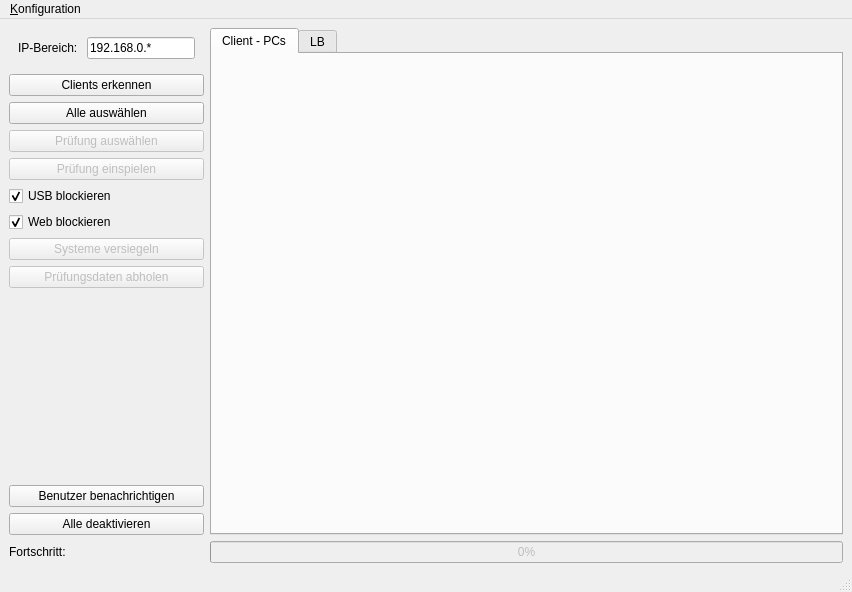
First picture: the form in ui/Ui_MainWindow.ui, repository greenorca/ECMan, before the edit.
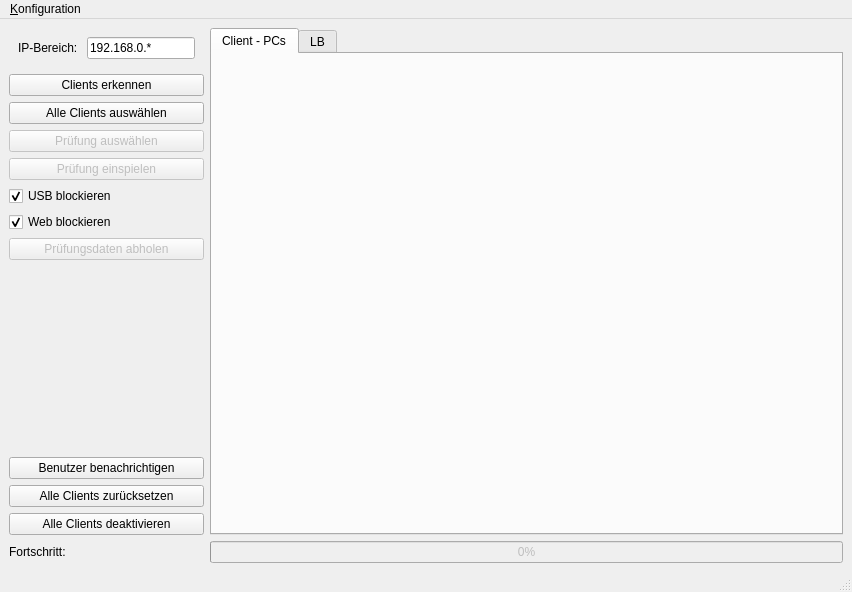
Second picture: the form after the edit. Icons and pictures are not drawn.

Commit message: Added remote status handling and reset functionality

Patch:
```diff
--- a/ui/Ui_MainWindow.ui
+++ b/ui/Ui_MainWindow.ui
@@ -78,7 +78,7 @@
       <item>
        <widget class="QPushButton" name="btnSelectAllClients">
         <property name="text">
-         <string>Alle auswählen</string>
+         <string>Alle Clients auswählen</string>
         </property>
        </widget>
       </item>
@@ -128,16 +128,6 @@
         </property>
        </widget>
       </item>
-      <item>
-       <widget class="QPushButton" name="btnSealClients">
-        <property name="enabled">
-         <bool>false</bool>
-        </property>
-        <property name="text">
-         <string>Systeme versiegeln</string>
-        </property>
-       </widget>
-      </item>
       <item>
        <widget class="QPushButton" name="btnGetExams">
         <property name="enabled">
@@ -171,10 +161,17 @@
         </property>
        </widget>
       </item>
+      <item>
+       <widget class="QPushButton" name="btnResetAllClients">
+        <property name="text">
+         <string>Alle Clients zurücksetzen</string>
+        </property>
+       </widget>
+      </item>
       <item>
        <widget class="QPushButton" name="btnUnselectAllClients">
         <property name="text">
-         <string>Alle deaktivieren</string>
+         <string>Alle Clients deaktivieren</string>
         </property>
        </widget>
       </item>
```
The commit also changes 17 other files.
